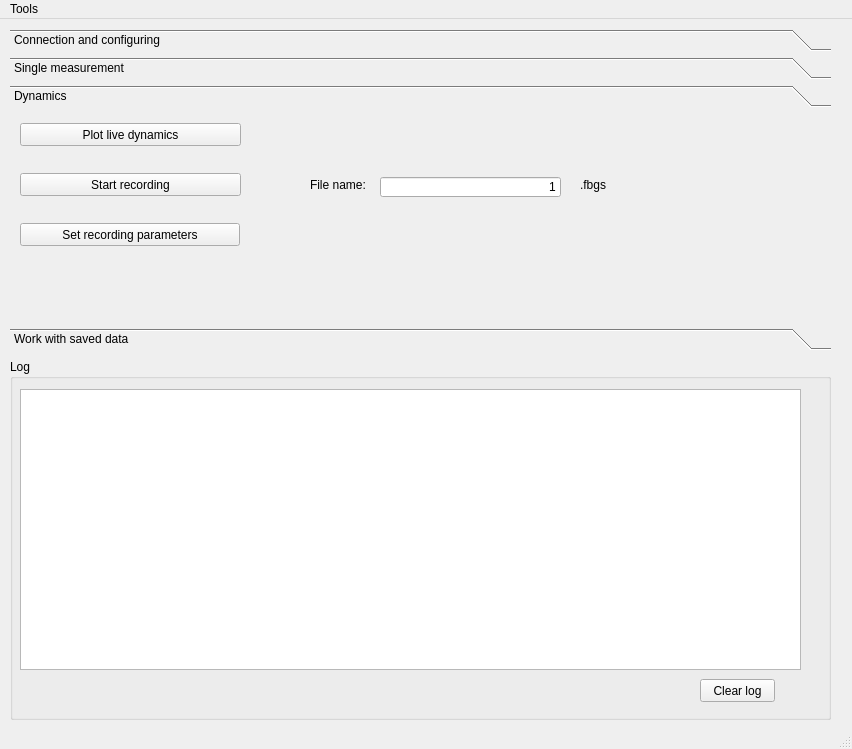
Above: UIs/mainwindow.ui from IlyaVatnik/AFR_interrogator before the change. Below: the same form after it.
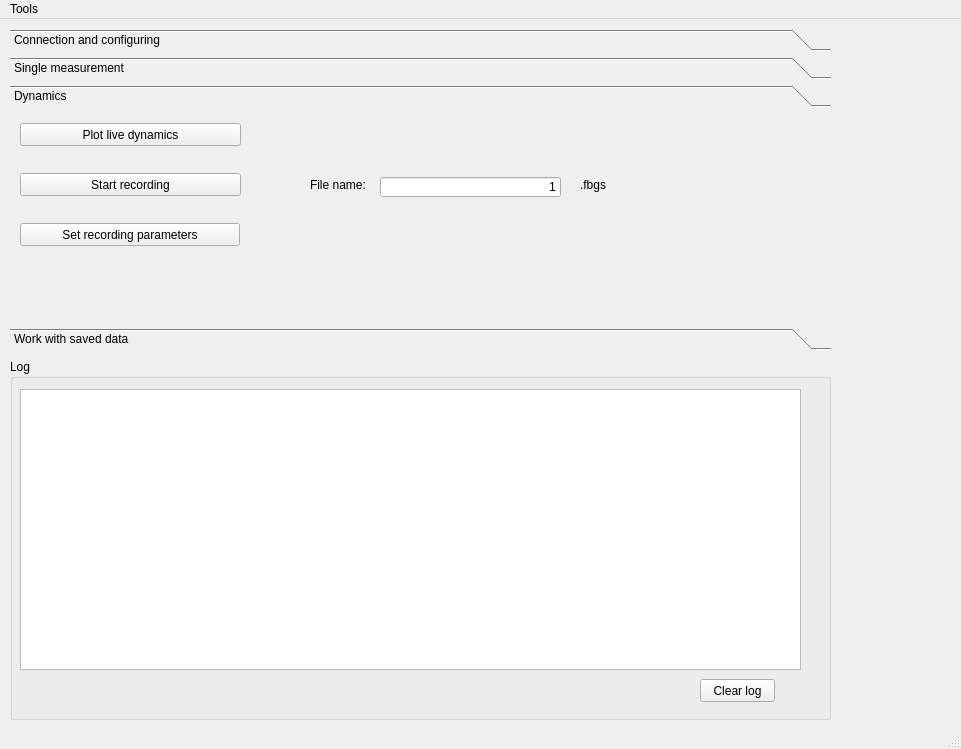
That is the form after the change. The open tabs and pages were chosen to show the change.

Diff of the .ui file:
```diff
--- a/UIs/mainwindow.ui
+++ b/UIs/mainwindow.ui
@@ -6,7 +6,7 @@
    <rect>
     <x>0</x>
     <y>0</y>
-    <width>852</width>
+    <width>961</width>
     <height>749</height>
    </rect>
   </property>
@@ -389,7 +389,7 @@
     <rect>
      <x>0</x>
      <y>0</y>
-     <width>852</width>
+     <width>961</width>
      <height>21</height>
     </rect>
    </property>
```
Left out of the diff: 4 changed lines with no effect on the pictures.
